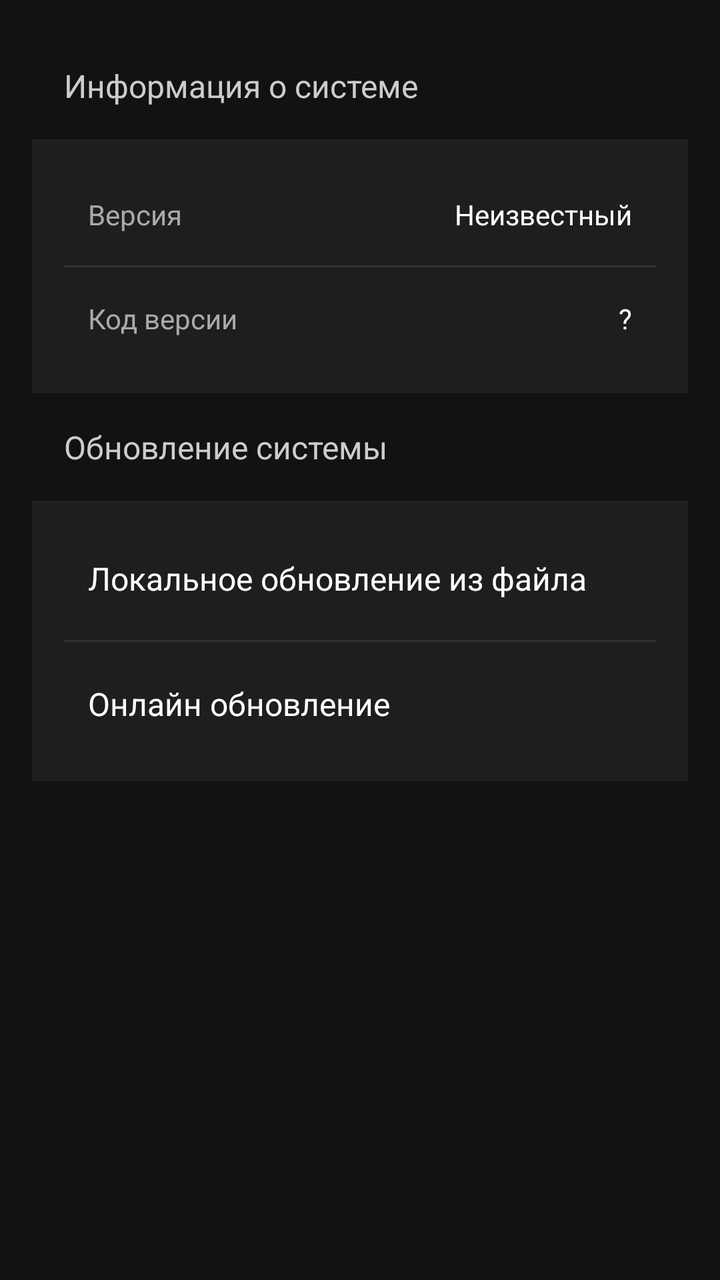
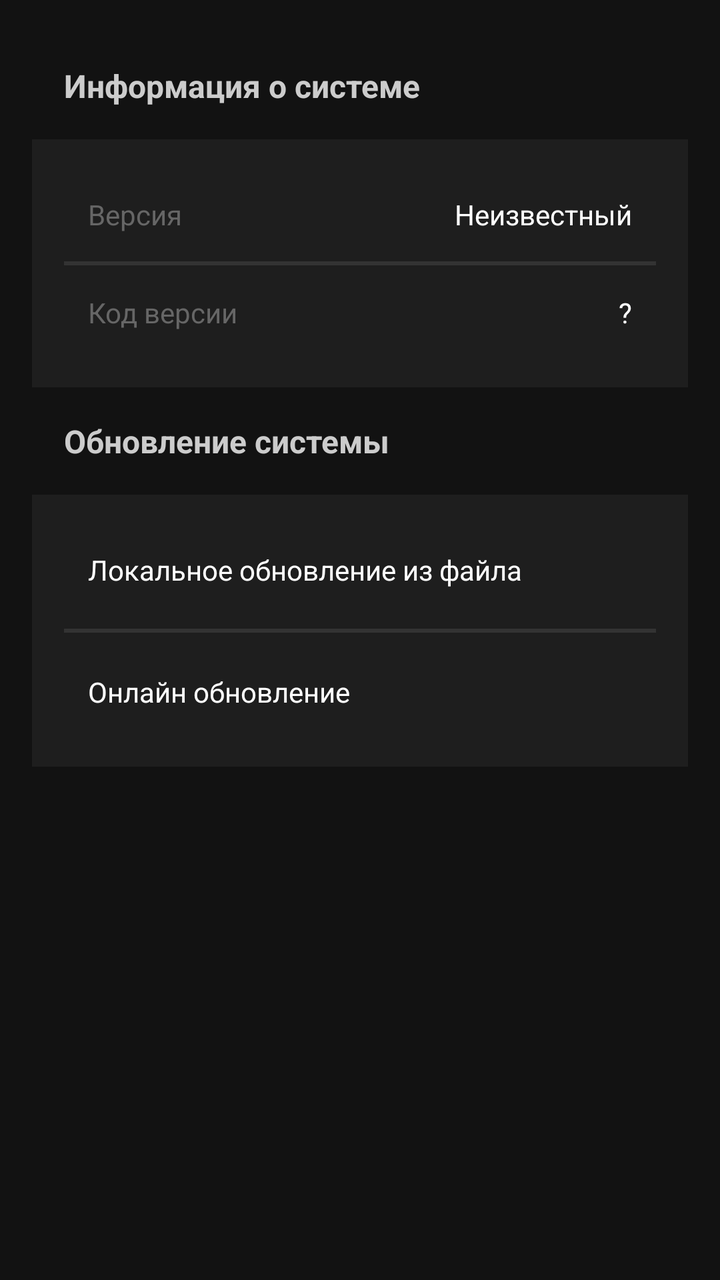

Before-and-after screenshots of an Android layout around one commit, followed by the original layout XML and the change that was made.
<!-- AndroidManifest.xml: application theme Theme.QutyLaunch -->
<!-- res/layout/fragment_settings_system.xml -->
<ScrollView xmlns:android="http://schemas.android.com/apk/res/android"
    android:layout_width="match_parent"
    android:layout_height="match_parent"
    android:background="@color/background_dark"
    android:fillViewport="true"
    android:padding="16dp">

    <LinearLayout
        android:layout_width="match_parent"
        android:layout_height="wrap_content"
        android:orientation="vertical">

        <TextView
            android:layout_width="match_parent"
            android:layout_height="wrap_content"
            android:text="@string/system_info_title"
            android:textColor="@color/text_secondary"
            android:textSize="16sp"
            android:padding="16dp"
            android:paddingTop="8dp"/>

        <LinearLayout
            android:layout_width="match_parent"
            android:layout_height="wrap_content"
            android:orientation="vertical"
            android:background="@color/background_card"
            android:padding="16dp">

            
            <LinearLayout
                android:layout_width="match_parent"
                android:layout_height="wrap_content"
                android:orientation="horizontal"
                android:padding="12dp">

                <TextView
                    android:layout_width="0dp"
                    android:layout_height="wrap_content"
                    android:layout_weight="1"
                    android:text="@string/version_label"
                    android:textColor="@color/text_hint"
                    android:textSize="14sp" />

                <TextView
                    android:id="@+id/version_text"
                    android:layout_width="wrap_content"
                    android:layout_height="wrap_content"
                    android:text="@string/version_unknown"
                    android:textColor="@color/text_primary"
                    android:textSize="14sp"
                    android:textAlignment="viewEnd" />

            </LinearLayout>

            
            <View
                android:layout_width="match_parent"
                android:layout_height="1dp"
                android:background="@color/divider"
                android:layout_marginVertical="4dp" />

            
            <LinearLayout
                android:layout_width="match_parent"
                android:layout_height="wrap_content"
                android:orientation="horizontal"
                android:padding="12dp">

                <TextView
                    android:layout_width="0dp"
                    android:layout_height="wrap_content"
                    android:layout_weight="1"
                    android:text="@string/version_code_label"
                    android:textColor="@color/text_hint"
                    android:textSize="14sp" />

                <TextView
                    android:id="@+id/version_code_text"
                    android:layout_width="wrap_content"
                    android:layout_height="wrap_content"
                    android:text="@string/unknown_code"
                    android:textColor="@color/text_primary"
                    android:textSize="14sp"
                    android:textAlignment="viewEnd" />

            </LinearLayout>

            
            <View
                android:id="@+id/channel_divider"
                android:layout_width="match_parent"
                android:layout_height="1dp"
                android:background="@color/divider"
                android:layout_marginVertical="4dp"
                android:visibility="gone" />

            
            <LinearLayout
                android:id="@+id/channel_container"
                android:layout_width="match_parent"
                android:layout_height="wrap_content"
                android:orientation="horizontal"
                android:padding="12dp"
                android:visibility="gone">

                <TextView
                    android:layout_width="0dp"
                    android:layout_height="wrap_content"
                    android:layout_weight="1"
                    android:text="@string/channel_label"
                    android:textColor="@color/text_hint"
                    android:textSize="14sp" />

                <TextView
                    android:id="@+id/channel_text"
                    android:layout_width="wrap_content"
                    android:layout_height="wrap_content"
                    android:text="@string/empty"
                    android:textColor="@color/text_primary"
                    android:textSize="14sp"
                    android:textAlignment="viewEnd" />

            </LinearLayout>

        </LinearLayout>

        
        <TextView
            android:layout_width="match_parent"
            android:layout_height="wrap_content"
            android:text="@string/update_info_title"
            android:textColor="@color/text_secondary"
            android:textSize="16sp"
            android:padding="16dp"
            android:paddingTop="8dp"/>

        <LinearLayout
            android:layout_width="match_parent"
            android:layout_height="wrap_content"
            android:orientation="vertical"
            android:background="@color/background_card"
            android:padding="16dp">

            
            <LinearLayout
                android:id="@+id/install_from_file_button"
                android:layout_width="match_parent"
                android:layout_height="wrap_content"
                android:orientation="horizontal"
                android:padding="12dp"
                android:background="?android:attr/selectableItemBackground"
                android:gravity="center_vertical">

                <TextView
                    android:layout_width="0dp"
                    android:layout_height="wrap_content"
                    android:layout_weight="1"
                    android:text="@string/install_from_file"
                    android:textColor="@color/text_primary"
                    android:textSize="16sp"/>

                <TextView
                    android:id="@+id/install_status"
                    android:layout_width="wrap_content"
                    android:layout_height="wrap_content"
                    android:text="@string/empty"
                    android:textColor="@color/status_granted"
                    android:textSize="14sp"
                    android:visibility="gone"/>

            </LinearLayout>

            
            <View
                android:layout_width="match_parent"
                android:layout_height="1dp"
                android:background="@color/divider"
                android:layout_marginVertical="8dp"/>

            
            <LinearLayout
                android:id="@+id/check_update_button"
                android:layout_width="match_parent"
                android:layout_height="wrap_content"
                android:orientation="horizontal"
                android:padding="12dp"
                android:background="?android:attr/selectableItemBackground"
                android:gravity="center_vertical">

                <TextView
                    android:layout_width="0dp"
                    android:layout_height="wrap_content"
                    android:layout_weight="1"
                    android:text="@string/check_updates_online_button"
                    android:textColor="@color/text_primary"
                    android:textSize="16sp"/>

                <TextView
                    android:id="@+id/update_status"
                    android:layout_width="wrap_content"
                    android:layout_height="wrap_content"
                    android:text="@string/empty"
                    android:textColor="@color/status_granted"
                    android:textSize="14sp"
                    android:visibility="gone"/>

            </LinearLayout>

        </LinearLayout>

    </LinearLayout>

</ScrollView>
<!-- resources referenced by this layout -->
<resources>
  <color name="background_card">#1E1E1E</color>
  <color name="background_dark">#121212</color>
  <color name="divider">#333333</color>
  <color name="status_granted">#4CAF50</color>
  <color name="text_hint">#AAAAAA</color>
  <color name="text_primary">#FFFFFF</color>
  <color name="text_secondary">#CCCCCC</color>
  <string name="channel_label">Канал</string>
  <string name="check_updates_online_button">Онлайн обновление</string>
  <string name="empty"> </string>
  <string name="install_from_file">Локальное обновление из файла</string>
  <string name="system_info_title">Информация о системе</string>
  <string name="unknown_code">\?</string>
  <string name="update_info_title">Обновление системы</string>
  <string name="version_code_label">Код версии</string>
  <string name="version_label">Версия</string>
  <string name="version_unknown">Неизвестный</string>
  <style name="Theme.QutyLaunch" parent="Theme.AppCompat.NoActionBar">
          
          <item name="android:navigationBarColor">@android:color/transparent</item>
          <item name="android:statusBarColor">@android:color/transparent</item>
  
          
          <item name="android:windowLayoutInDisplayCutoutMode">shortEdges</item>
  
          
          <item name="android:fitsSystemWindows">false</item>
  
          
          <item name="android:windowDrawsSystemBarBackgrounds">true</item>
      </style>
</resources>

<!-- the commit's change to res/layout/fragment_settings_system.xml (unified diff, before → after) -->
@@ -3,121 +3,110 @@
     android:layout_height="match_parent"
     android:background="@color/background_dark"
     android:fillViewport="true"
-    android:padding="16dp">
+    android:padding="@dimen/screen_padding_horizontal">
 
     <LinearLayout
         android:layout_width="match_parent"
         android:layout_height="wrap_content"
         android:orientation="vertical">
 
+        
         <TextView
+            style="@style/Text.Title.Small"
             android:layout_width="match_parent"
             android:layout_height="wrap_content"
-            android:text="@string/system_info_title"
-            android:textColor="@color/text_secondary"
-            android:textSize="16sp"
-            android:padding="16dp"
-            android:paddingTop="8dp"/>
+            android:padding="@dimen/spacing_l"
+            android:paddingTop="@dimen/spacing_s"
+            android:text="@string/system_info_title" />
 
         <LinearLayout
+            style="@style/Card"
             android:layout_width="match_parent"
             android:layout_height="wrap_content"
             android:orientation="vertical"
-            android:background="@color/background_card"
-            android:padding="16dp">
+            android:padding="@dimen/spacing_l">
 
-            
             <LinearLayout
                 android:layout_width="match_parent"
                 android:layout_height="wrap_content"
                 android:orientation="horizontal"
-                android:padding="12dp">
+                android:padding="@dimen/spacing_m">
 
                 <TextView
                     android:layout_width="0dp"
                     android:layout_height="wrap_content"
                     android:layout_weight="1"
-                    android:text="@string/version_label"
-                    android:textColor="@color/text_hint"
-                    android:textSize="14sp" />
+                    style="@style/Text.Body.Dim"
+                    android:text="@string/version_label" />
 
                 <TextView
                     android:id="@+id/version_text"
                     android:layout_width="wrap_content"
                     android:layout_height="wrap_content"
+                    style="@style/Text.Body"
                     android:text="@string/version_unknown"
-                    android:textColor="@color/text_primary"
-                    android:textSize="14sp"
                     android:textAlignment="viewEnd" />
 
             </LinearLayout>
 
-            
             <View
                 android:layout_width="match_parent"
-                android:layout_height="1dp"
+                android:layout_height="@dimen/spacing_xxs"
                 android:background="@color/divider"
-                android:layout_marginVertical="4dp" />
+                android:layout_marginVertical="@dimen/spacing_xxs" />
 
-            
             <LinearLayout
                 android:layout_width="match_parent"
                 android:layout_height="wrap_content"
                 android:orientation="horizontal"
-                android:padding="12dp">
+                android:padding="@dimen/spacing_m">
 
                 <TextView
                     android:layout_width="0dp"
                     android:layout_height="wrap_content"
                     android:layout_weight="1"
-                    android:text="@string/version_code_label"
-                    android:textColor="@color/text_hint"
-                    android:textSize="14sp" />
+                    style="@style/Text.Body.Dim"
+                    android:text="@string/version_code_label" />
 
                 <TextView
                     android:id="@+id/version_code_text"
                     android:layout_width="wrap_content"
                     android:layout_height="wrap_content"
+                    style="@style/Text.Body"
                     android:text="@string/unknown_code"
-                    android:textColor="@color/text_primary"
-                    android:textSize="14sp"
                     android:textAlignment="viewEnd" />
 
             </LinearLayout>
 
-            
             <View
                 android:id="@+id/channel_divider"
                 android:layout_width="match_parent"
-                android:layout_height="1dp"
+                android:layout_height="@dimen/spacing_xxs"
                 android:background="@color/divider"
-                android:layout_marginVertical="4dp"
+                android:layout_marginVertical="@dimen/spacing_xxs"
                 android:visibility="gone" />
 
-            
             <LinearLayout
                 android:id="@+id/channel_container"
                 android:layout_width="match_parent"
                 android:layout_height="wrap_content"
                 android:orientation="horizontal"
-                android:padding="12dp"
+                android:padding="@dimen/spacing_m"
                 android:visibility="gone">
 
                 <TextView
                     android:layout_width="0dp"
                     android:layout_height="wrap_content"
                     android:layout_weight="1"
-                    android:text="@string/channel_label"
-                    android:textColor="@color/text_hint"
-                    android:textSize="14sp" />
+                    style="@style/Text.Body.Dim"
+                    android:text="@string/channel_label" />
 
                 <TextView
                     android:id="@+id/channel_text"
                     android:layout_width="wrap_content"
                     android:layout_height="wrap_content"
+                    style="@style/Text.Body"
                     android:text="@string/empty"
-                    android:textColor="@color/text_primary"
-                    android:textSize="14sp"
                     android:textAlignment="viewEnd" />
 
             </LinearLayout>
@@ -126,28 +115,26 @@
 
         
         <TextView
+            style="@style/Text.Title.Small"
             android:layout_width="match_parent"
             android:layout_height="wrap_content"
-            android:text="@string/update_info_title"
-            android:textColor="@color/text_secondary"
-            android:textSize="16sp"
-            android:padding="16dp"
-            android:paddingTop="8dp"/>
+            android:padding="@dimen/spacing_l"
+            android:paddingTop="@dimen/spacing_s"
+            android:text="@string/update_info_title" />
 
         <LinearLayout
+            style="@style/Card"
             android:layout_width="match_parent"
             android:layout_height="wrap_content"
             android:orientation="vertical"
-            android:background="@color/background_card"
-            android:padding="16dp">
+            android:padding="@dimen/spacing_l">
 
-            
             <LinearLayout
                 android:id="@+id/install_from_file_button"
                 android:layout_width="match_parent"
                 android:layout_height="wrap_content"
                 android:orientation="horizontal"
-                android:padding="12dp"
+                android:padding="@dimen/spacing_m"
                 android:background="?android:attr/selectableItemBackground"
                 android:gravity="center_vertical">
 
@@ -155,35 +142,32 @@
                     android:layout_width="0dp"
                     android:layout_height="wrap_content"
                     android:layout_weight="1"
-                    android:text="@string/install_from_file"
-                    android:textColor="@color/text_primary"
-                    android:textSize="16sp"/>
+                    style="@style/Text.Body"
+                    android:text="@string/install_from_file" />
 
                 <TextView
                     android:id="@+id/install_status"
                     android:layout_width="wrap_content"
                     android:layout_height="wrap_content"
+                    style="@style/Text.Small"
                     android:text="@string/empty"
                     android:textColor="@color/status_granted"
-                    android:textSize="14sp"
-                    android:visibility="gone"/>
+                    android:visibility="gone" />
 
             </LinearLayout>
 
-            
             <View
                 android:layout_width="match_parent"
-                android:layout_height="1dp"
+                android:layout_height="@dimen/spacing_xxs"
                 android:background="@color/divider"
-                android:layout_marginVertical="8dp"/>
+                android:layout_marginVertical="@dimen/spacing_s" />
 
-            
             <LinearLayout
                 android:id="@+id/check_update_button"
                 android:layout_width="match_parent"
                 android:layout_height="wrap_content"
                 android:orientation="horizontal"
-                android:padding="12dp"
+                android:padding="@dimen/spacing_m"
                 android:background="?android:attr/selectableItemBackground"
                 android:gravity="center_vertical">
 
@@ -191,18 +175,17 @@
                     android:layout_width="0dp"
                     android:layout_height="wrap_content"
                     android:layout_weight="1"
-                    android:text="@string/check_updates_online_button"
-                    android:textColor="@color/text_primary"
-                    android:textSize="16sp"/>
+                    style="@style/Text.Body"
+                    android:text="@string/check_updates_online_button" />
 
                 <TextView
                     android:id="@+id/update_status"
                     android:layout_width="wrap_content"
                     android:layout_height="wrap_content"
+                    style="@style/Text.Small"
                     android:text="@string/empty"
                     android:textColor="@color/status_granted"
-                    android:textSize="14sp"
-                    android:visibility="gone"/>
+                    android:visibility="gone" />
 
             </LinearLayout>
 
<!-- resource entries referenced after the edit -->
@@ -1,10 +1,27 @@
 <!-- resources referenced by this layout -->
 <resources>
   <color name="background_card">#1E1E1E</color>
+  <dimen name="card_padding">16dp</dimen>
+  <style name="Text">
+          <item name="android:textSize">@dimen/text_m</item>
+          <item name="android:textColor">@color/text_primary</item>
+      </style>
+  <dimen name="text_m">14sp</dimen>
+  <color name="text_dim">#666666</color>
+  <dimen name="text_s">12sp</dimen>
+  <style name="Text.Title">
+          <item name="android:textColor">@color/text_primary</item>
+          <item name="android:textStyle">bold</item>
+      </style>
+  <dimen name="title_small">16sp</dimen>
   <color name="background_dark">#121212</color>
   <color name="divider">#333333</color>
   <color name="status_granted">#4CAF50</color>
-  <color name="text_hint">#AAAAAA</color>
+  <dimen name="screen_padding_horizontal">16dp</dimen>
+  <dimen name="spacing_l">16dp</dimen>
+  <dimen name="spacing_m">12dp</dimen>
+  <dimen name="spacing_s">8dp</dimen>
+  <dimen name="spacing_xxs">2dp</dimen>
   <color name="text_primary">#FFFFFF</color>
   <color name="text_secondary">#CCCCCC</color>
   <string name="channel_label">Канал</string>
@@ -17,6 +34,27 @@
   <string name="version_code_label">Код версии</string>
   <string name="version_label">Версия</string>
   <string name="version_unknown">Неизвестный</string>
+  <style name="Card">
+          <item name="android:layout_width">match_parent</item>
+          <item name="android:layout_height">wrap_content</item>
+          <item name="android:background">@color/background_card</item>
+          <item name="android:padding">@dimen/card_padding</item>
+      </style>
+  <style name="Text.Body" parent="Text">
+          <item name="android:textSize">@dimen/text_m</item>
+      </style>
+  <style name="Text.Body.Dim" parent="Text">
+          <item name="android:textSize">@dimen/text_m</item>
+          <item name="android:textColor">@color/text_dim</item>
+      </style>
+  <style name="Text.Small" parent="Text">
+          <item name="android:textSize">@dimen/text_s</item>
+          <item name="android:textColor">@color/text_dim</item>
+      </style>
+  <style name="Text.Title.Small" parent="Text.Title">
+          <item name="android:textSize">@dimen/title_small</item>
+          <item name="android:textColor">@color/text_secondary</item>
+      </style>
   <style name="Theme.QutyLaunch" parent="Theme.AppCompat.NoActionBar">
           
           <item name="android:navigationBarColor">@android:color/transparent</item>
